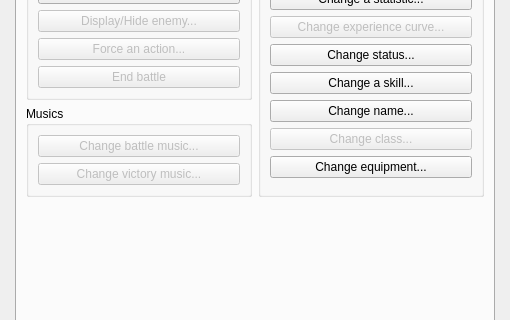
Before: the Qt Designer form Editor/Dialogs/dialogcommands.ui in RPG-Paper-Maker/RPG-Paper-Maker, drawn with Qt 5; both pictures show x 0 to 510 and y 92 to 412 of the 510 by 600 pixel window.
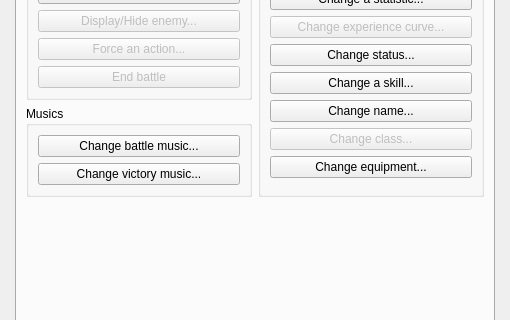
After: the same form once the commit is applied. The open tabs and pages were chosen to show the change.

```diff
--- a/Editor/Dialogs/dialogcommands.ui
+++ b/Editor/Dialogs/dialogcommands.ui
@@ -794,7 +794,7 @@
               <item>
                <widget class="QPushButton" name="pushButtonChangeBattleMusic">
                 <property name="enabled">
-                 <bool>false</bool>
+                 <bool>true</bool>
                 </property>
                 <property name="text">
                  <string>Change battle music...</string>
@@ -804,7 +804,7 @@
               <item>
                <widget class="QPushButton" name="pushButtonChangeVictoryMusic">
                 <property name="enabled">
-                 <bool>false</bool>
+                 <bool>true</bool>
                 </property>
                 <property name="text">
                  <string>Change victory music...</string>
```
